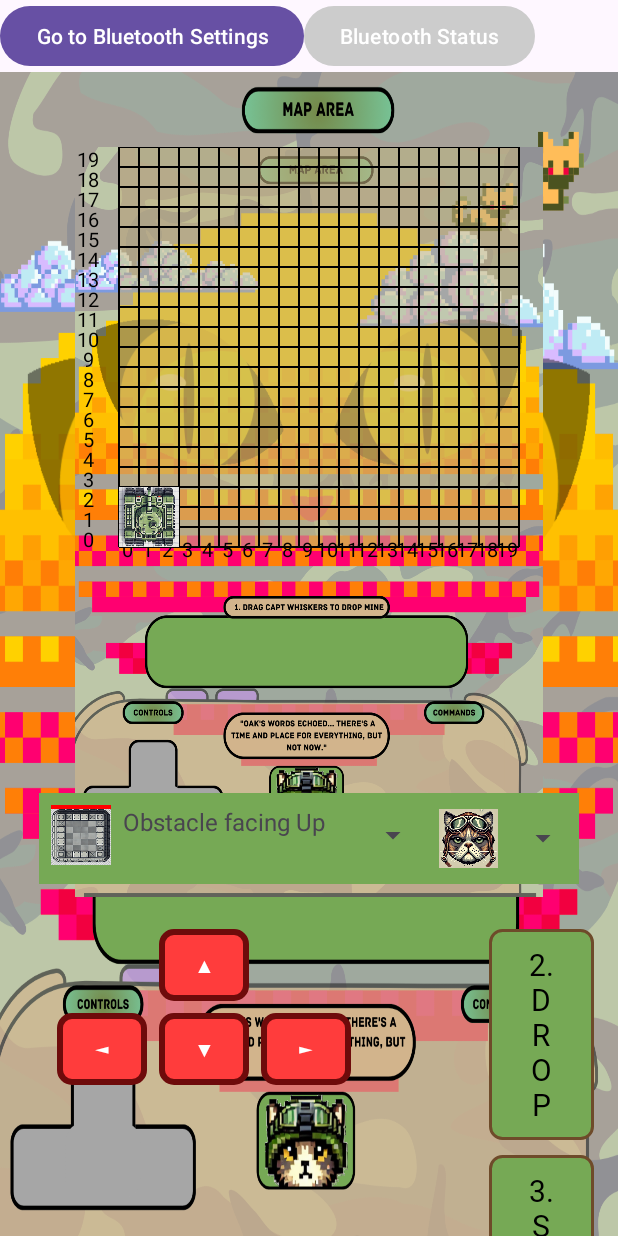
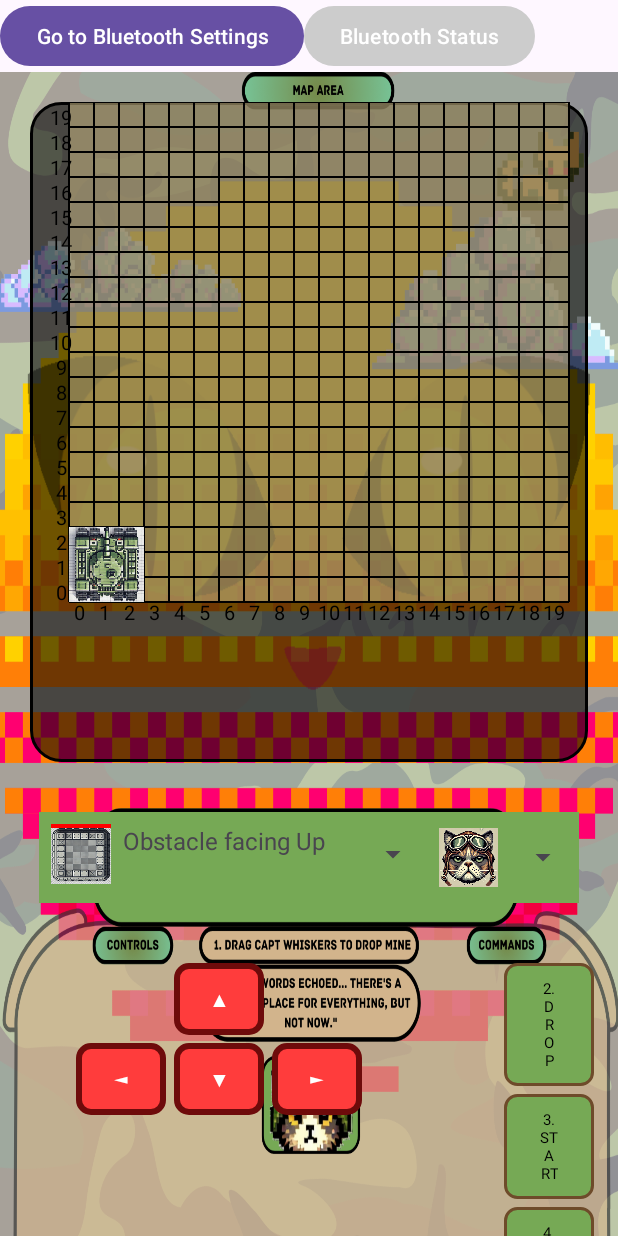
Before and after one commit to WhiteHatHud/SC2079-MDP-G2, an Android app built with Jetpack Compose: the fragment MazeFragment placed in its activity, on a phone screen of 412 x 824 dp. Run offline under Robolectric (Android 15) with nearby library versions, the light colour scheme and no system bars; our stand-ins replace navigation-ui.

Commit message:
Changes to mazeview

```diff
--- a/app/src/main/java/com/application/controller/maze/MazeView.kt
+++ b/app/src/main/java/com/application/controller/maze/MazeView.kt
@@ -113,13 +113,10 @@ class MazeView(context: Context?, attrs: AttributeSet?) : View(context, attrs) {
     init {
         gridLinePaint.color = Color.BLACK
         gridLinePaint.strokeWidth = 2f
-
         emptyGridPaint.color = Color.argb(150, 194, 178, 128) // 150 = 60% opacity
-
         labelPaint.color = Color.BLACK
         labelPaint.textSize = 20f
         labelPaint.textAlign = Paint.Align.CENTER
-
         zonePaint.color = Color.GREEN
     }
 
@@ -209,7 +206,7 @@ class MazeView(context: Context?, attrs: AttributeSet?) : View(context, attrs) {
 
     private fun drawLabels(canvas: Canvas) {
         val labelOffset = gridSize * 0.4f
-        val xLabelMargin = gridSize * 0f
+        val xLabelMargin = gridSize * 0.2f //moves grid lower
         val yLabelOffset = 10f
 
 
@@ -217,7 +214,7 @@ class MazeView(context: Context?, attrs: AttributeSet?) : View(context, attrs) {
             canvas.drawText(
                 i.toString(),
                 (i * gridSize + leftMargin + labelOffset).toFloat(),
-                ((ROW_NUM + 0.5) * gridSize - xLabelMargin).toFloat(), // 🛠 Moves X labels slightly higher
+                ((ROW_NUM + 0.5) * gridSize + xLabelMargin).toFloat(), // 🛠 Moves X labels slightly higher
                 labelPaint
             )
         }
@@ -225,7 +222,7 @@ class MazeView(context: Context?, attrs: AttributeSet?) : View(context, attrs) {
         for (j in 0 until ROW_NUM) {
             canvas.drawText(
                 j.toString(),
-                leftMargin * 0.3f, // 🛠 Moves Y labels slightly to the left
+                leftMargin * 0.8f, // 🛠 Moves Y labels slightly to the left
                 ((ROW_NUM - j - 0.5) * gridSize + yLabelOffset).toFloat(), // 🛠 Adjusts label position
                 labelPaint
             )
--- a/app/src/main/res/drawable/maze_background.xml
+++ b/app/src/main/res/drawable/mazeview_bg.xml
@@ -4,12 +4,11 @@
 
     <!-- Background color with transparency (90% opacity black) -->
     <solid android:color="#90000000"/>
-
     <!-- Rounded corners -->
     <corners android:radius="20dp"/>
 
     <!-- Border (black) -->
     <stroke
-        android:width="4dp"
+        android:width="2dp"
         android:color="#000000"/> <!-- Black border -->
 </shape>
--- a/app/src/main/res/layout/fragment_maze.xml
+++ b/app/src/main/res/layout/fragment_maze.xml
@@ -4,14 +4,14 @@
     xmlns:tools="http://schemas.android.com/tools"
     android:layout_width="match_parent"
     android:layout_height="match_parent"
-    android:background="@drawable/maze_background"
+    android:background="@drawable/zbg"
     android:orientation="vertical">
 
-
+    <!-- Edit the height to change the mazesize -->
     <LinearLayout
         android:id="@+id/linearLayout"
         android:layout_width="match_parent"
-        android:layout_height="600dp"
+        android:layout_height="480dp"
         android:orientation="horizontal"
         android:layout_marginTop="0dp"
         android:padding="0dp"
@@ -30,8 +30,8 @@
                 class="com.application.controller.maze.MazeView"
                 android:layout_width="match_parent"
                 android:layout_height="match_parent"
-                android:background="@drawable/maze_background"
-                android:layout_margin="50dp"/>
+                android:background="@drawable/mazeview_bg"
+                android:layout_margin="20dp"/>
         </LinearLayout>
 
         <!-- Sidebar containing COMMS LINK, MISSION UPLINK, TANK CONDITION, Direction, and Coordinates -->
@@ -249,7 +249,7 @@
         android:layout_width="match_parent"
         android:layout_height="match_parent"
         android:padding="16dp"
-        android:layout_marginTop="160dp"
+        android:layout_marginTop="185dp"
         app:layout_constraintTop_toTopOf="parent"
         app:layout_constraintBottom_toBottomOf="parent"
         app:layout_constraintStart_toStartOf="parent"
@@ -407,12 +407,12 @@
             android:layout_width="match_parent"
             android:layout_height="wrap_content"
             app:layout_constraintTop_toBottomOf="@+id/positions_layout"
-            android:layout_marginTop="20dp">
+            android:layout_marginTop="30dp">
 
             <!-- 1️⃣ Controls Layout (Movement Buttons) -->
             <androidx.constraintlayout.widget.ConstraintLayout
                 android:id="@+id/layout_controls"
-                android:layout_width="240dp"
+                android:layout_width="260dp"
                 android:layout_height="wrap_content"
                 app:layout_constraintEnd_toStartOf="@id/layout_communication"
                 app:layout_constraintStart_toStartOf="parent">
@@ -429,7 +429,7 @@
                     app:layout_constraintBottom_toTopOf="@id/button_move_down"
                     app:layout_constraintEnd_toEndOf="parent"
                     app:layout_constraintStart_toStartOf="parent"
-                    android:layout_marginBottom="10dp"/>
+                    android:layout_marginBottom="5dp"/>
 
                 <!-- Down Button -->
                 <Button
@@ -442,7 +442,7 @@
                     app:backgroundTint="@null"
                     app:layout_constraintEnd_toEndOf="parent"
                     app:layout_constraintStart_toStartOf="parent"
-                    android:layout_marginTop="8dp"
+                    android:layout_marginTop="5dp"
                     app:layout_constraintTop_toBottomOf="@id/button_move_up" />
 
                 <!-- Left Button -->
@@ -454,7 +454,7 @@
                     android:fontFamily="@font/archive"
                     android:text="◄"
                     app:backgroundTint="@null"
-                    android:layout_marginEnd="8dp"
+                    android:layout_marginEnd="5dp"
                     app:layout_constraintBottom_toBottomOf="@id/button_move_down"
                     app:layout_constraintEnd_toStartOf="@id/button_move_down"
                     app:layout_constraintTop_toTopOf="@id/button_move_down" />
@@ -468,7 +468,7 @@
                     android:fontFamily="@font/archive"
                     android:text="►"
                     app:backgroundTint="@null"
-                    android:layout_marginStart="8dp"
+                    android:layout_marginStart="5dp"
                     app:layout_constraintBottom_toBottomOf="@id/button_move_down"
                     app:layout_constraintStart_toEndOf="@id/button_move_down"
                     app:layout_constraintTop_toTopOf="@id/button_move_down" />
@@ -537,8 +537,8 @@
                     android:background="@drawable/green_button"
                     app:backgroundTint="@null"
                     android:textColor="@color/black"
-                    android:fontFamily="@font/archivef"
-                    android:textSize="20dp"
+                    android:fontFamily="@font/archive"
+                    android:textSize="10dp"
                     app:layout_constraintTop_toTopOf="parent"
                     app:layout_constraintStart_toStartOf="parent"
                     app:layout_constraintEnd_toEndOf="parent"/>
@@ -551,9 +551,9 @@
                     android:background="@drawable/green_button"
                     app:backgroundTint="@null"
                     android:textColor="@color/black"
-                    android:fontFamily="@font/archivef"
-                    android:textSize="20dp"
-                    android:layout_marginTop="10dp"
+                    android:fontFamily="@font/archive"
+                    android:textSize="10dp"
+                    android:layout_marginTop="5dp"
                     app:layout_constraintTop_toBottomOf="@id/button_drop"
                     app:layout_constraintStart_toStartOf="parent"
                     app:layout_constraintEnd_toEndOf="parent"/>
@@ -566,27 +566,13 @@
                     android:background="@drawable/green_button"
                     app:backgroundTint="@null"
                     android:textColor="@color/black"
-                    android:fontFamily="@font/archivef"
-                    android:textSize="20dp"
-                    android:layout_marginTop="10dp"
+                    android:fontFamily="@font/archive"
+                    android:textSize="10dp"
+                    android:layout_marginTop="5dp"
                     app:layout_constraintTop_toBottomOf="@id/button_start"
                     app:layout_constraintStart_toStartOf="parent"
                     app:layout_constraintEnd_toEndOf="parent"/>
 
-<!--                <Button-->
-<!--                    android:id="@+id/button_undo"-->
-<!--                    android:layout_width="wrap_content"-->
-<!--                    android:layout_height="wrap_content"-->
-<!--                    android:text="5. UNDO"-->
-<!--                    android:background="@drawable/green_button"-->
-<!--                    app:backgroundTint="@null"-->
-<!--                    android:textColor="@color/black"-->
-<!--                    android:fontFamily="@font/archivef"-->
-<!--                    android:textSize="25dp"-->
-<!--                    android:layout_marginTop="10dp"-->
-<!--                    app:layout_constraintTop_toBottomOf="@id/button_reset"-->
-<!--                    app:layout_constraintStart_toStartOf="parent"-->
-<!--                    app:layout_constraintEnd_toEndOf="parent"/>-->
             </androidx.constraintlayout.widget.ConstraintLayout>
 
         </androidx.constraintlayout.widget.ConstraintLayout>
```
Also changed, not shown: app/src/main/res/drawable/newbg.png (added), app/src/main/res/drawable/zbg.png (added).
